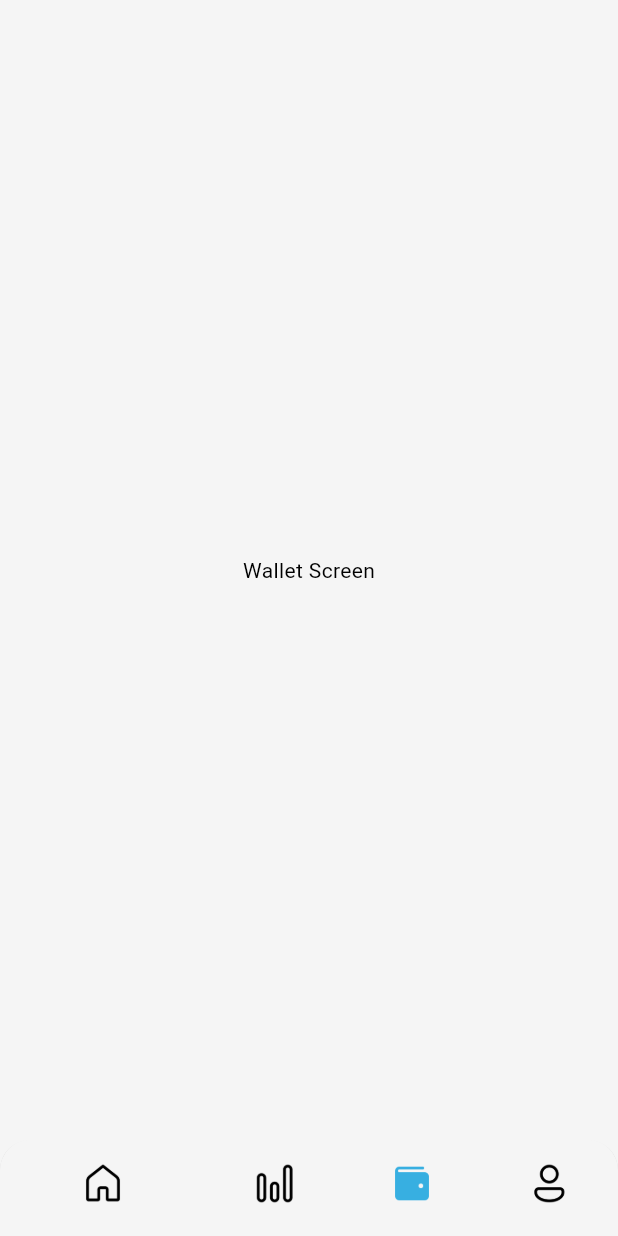
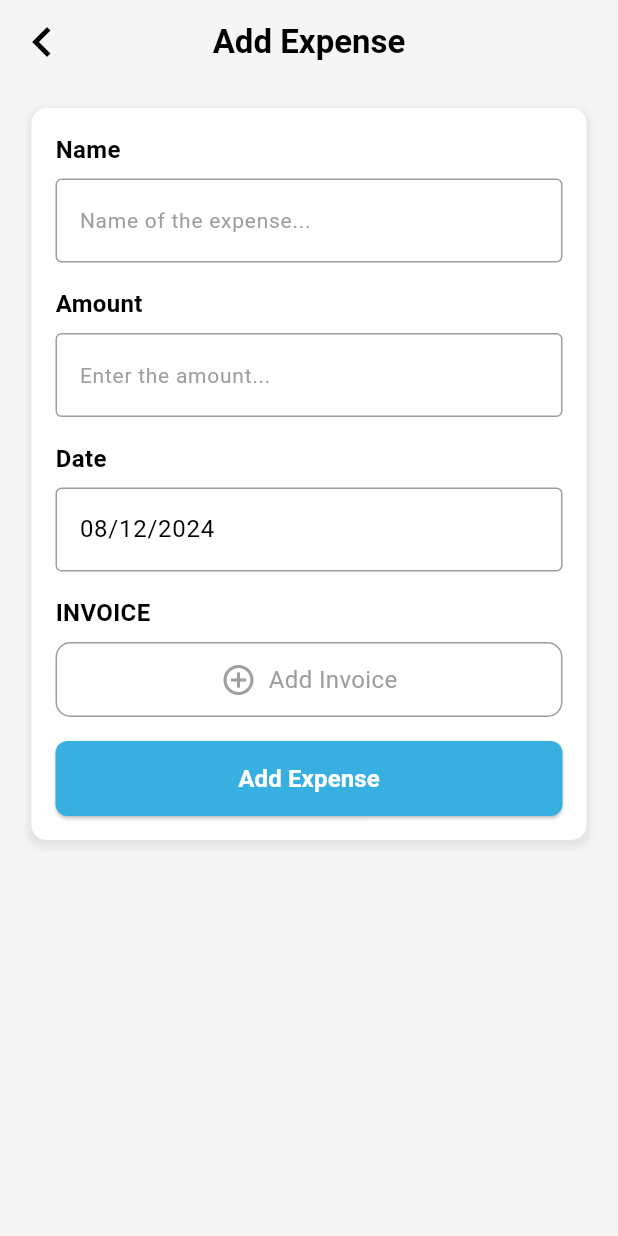
Before and after one commit to Udean777/Uang-Bijak-V2, a Flutter app: the screen it shows after launch, item 3 of the bottom bar chosen, on a phone screen of 412 x 824 dp. Run offline on Flutter 3.47's test engine with Material 3 defaults, Android fonts, the phone set to English and light mode, and no system bars; our stand-ins replace cached_network_image, fl_chart.

Commit message:
FEAT: Adding add expense screen

```diff
--- /dev/null
+++ b/lib/core/widgets/custom_button.dart
@@ -0,0 +1,43 @@
+import 'package:flutter/material.dart';
+
+class CustomButton extends StatelessWidget {
+  final String text;
+  final VoidCallback onPressed;
+  final double height;
+  final double width;
+  final double borderRadius;
+
+  const CustomButton({
+    super.key,
+    required this.text,
+    required this.onPressed,
+    this.height = 50.0,
+    this.width = double.infinity,
+    this.borderRadius = 8.0,
+  });
+
+  @override
+  Widget build(BuildContext context) {
+    return SizedBox(
+      height: height,
+      width: width,
+      child: ElevatedButton(
+        style: ElevatedButton.styleFrom(
+          backgroundColor: Theme.of(context).colorScheme.primary,
+          shape: RoundedRectangleBorder(
+            borderRadius: BorderRadius.circular(borderRadius),
+          ),
+        ),
+        onPressed: onPressed,
+        child: Text(
+          text,
+          style: const TextStyle(
+            fontSize: 16,
+            fontWeight: FontWeight.bold,
+            color: Colors.white, // Warna teks
+          ),
+        ),
+      ),
+    );
+  }
+}
--- /dev/null
+++ b/lib/core/widgets/custom_datetime_field.dart
@@ -0,0 +1,66 @@
+import 'package:flutter/material.dart';
+import 'package:intl/intl.dart';
+
+class CustomDateTimeField extends StatefulWidget {
+  final String labelText;
+
+  const CustomDateTimeField({
+    super.key,
+    required this.labelText,
+  });
+
+  @override
+  State<CustomDateTimeField> createState() => _CustomDateTimeFieldState();
+}
+
+class _CustomDateTimeFieldState extends State<CustomDateTimeField> {
+  DateTime selectedDate = DateTime.now();
+
+  Future<void> _selectDate(BuildContext context) async {
+    final DateTime? picked = await showDatePicker(
+      context: context,
+      initialDate: selectedDate,
+      firstDate: DateTime(2000),
+      lastDate: DateTime(2100),
+    );
+    if (picked != null && picked != selectedDate) {
+      setState(() {
+        selectedDate = picked;
+      });
+    }
+  }
+
+  @override
+  Widget build(BuildContext context) {
+    return Column(
+      crossAxisAlignment: CrossAxisAlignment.start,
+      children: [
+        Text(
+          widget.labelText,
+          style: const TextStyle(fontSize: 16, fontWeight: FontWeight.bold),
+        ),
+        const SizedBox(height: 8.0),
+        GestureDetector(
+          onTap: () => _selectDate(context),
+          child: AbsorbPointer(
+            child: TextField(
+              controller: TextEditingController(
+                text: DateFormat("dd/MM/yyyy").format(selectedDate),
+              ),
+              decoration: const InputDecoration(
+                border: OutlineInputBorder(
+                  borderSide: BorderSide(width: 2.0),
+                ),
+                hintStyle: TextStyle(
+                  fontSize: 14,
+                  color: Colors.grey,
+                ),
+              ),
+            ),
+          ),
+        ),
+        const SizedBox(height: 16.0),
+      ],
+    );
+  }
+}
--- /dev/null
+++ b/lib/core/widgets/custom_textfield.dart
@@ -0,0 +1,39 @@
+import 'package:flutter/material.dart';
+
+class CustomTextField extends StatelessWidget {
+  final String labelText;
+  final String hintText;
+
+  const CustomTextField({
+    super.key,
+    required this.labelText,
+    required this.hintText,
+  });
+
+  @override
+  Widget build(BuildContext context) {
+    return Column(
+      crossAxisAlignment: CrossAxisAlignment.start,
+      children: [
+        Text(
+          labelText,
+          style: const TextStyle(fontSize: 16, fontWeight: FontWeight.bold),
+        ),
+        const SizedBox(height: 8.0),
+        TextField(
+          decoration: InputDecoration(
+            border: const OutlineInputBorder(
+              borderSide: BorderSide(width: 2.0),
+            ),
+            hintText: hintText,
+            hintStyle: const TextStyle(
+              fontSize: 14,
+              color: Colors.grey,
+            ),
+          ),
+        ),
+        const SizedBox(height: 16.0),
+      ],
+    );
+  }
+}
--- /dev/null
+++ b/lib/presentation/add_expense/views/add_expense.dart
@@ -0,0 +1,91 @@
+import 'package:flutter/material.dart';
+import 'package:uang_bijak/core/widgets/custom_button.dart';
+import 'package:uang_bijak/core/widgets/custom_datetime_field.dart';
+import 'package:uang_bijak/core/widgets/custom_textfield.dart';
+import 'package:uang_bijak/presentation/add_expense/widgets/add_invoice.dart';
+
+class AddExpense extends StatelessWidget {
+  const AddExpense({super.key});
+
+  @override
+  Widget build(BuildContext context) {
+    return Scaffold(
+      appBar: AppBar(
+        leading: GestureDetector(
+          onTap: () {
+            Navigator.pop(context);
+          },
+          child: const Icon(
+            Icons.keyboard_arrow_left,
+            size: 40,
+          ),
+        ),
+        title: const Text(
+          "Add Expense",
+          style: TextStyle(
+            fontSize: 22,
+            fontWeight: FontWeight.bold,
+          ),
+        ),
+        centerTitle: true,
+      ),
+      body: GestureDetector(
+        behavior: HitTestBehavior.opaque,
+        onTap: () {
+          FocusScope.of(context).unfocus();
+        },
+        child: SingleChildScrollView(
+          child: Padding(
+            padding: const EdgeInsets.all(16.0),
+            child: Center(
+              child: Container(
+                width: 370,
+                decoration: BoxDecoration(
+                  borderRadius: BorderRadius.circular(10),
+                  boxShadow: [
+                    BoxShadow(
+                      blurRadius: 3,
+                      spreadRadius: 2,
+                      color: Colors.grey.withOpacity(0.2),
+                      offset: const Offset(0, 3),
+                    ),
+                  ],
+                  color: Colors.white,
+                ),
+                child: Padding(
+                  padding: const EdgeInsets.all(16.0),
+                  child: Column(
+                    crossAxisAlignment: CrossAxisAlignment.start,
+                    children: [
+                      const CustomTextField(
+                        labelText: "Name",
+                        hintText: "Name of the expense...",
+                      ),
+                      const CustomTextField(
+                        labelText: "Amount",
+                        hintText: "Enter the amount...",
+                      ),
+                      const CustomDateTimeField(
+                        labelText: "Date",
+                      ),
+                      AddInvoiceButton(
+                        onTap: () {},
+                      ),
+                      const SizedBox(
+                        height: 16.0,
+                      ),
+                      CustomButton(
+                        text: "Add Expense",
+                        onPressed: () {},
+                      ),
+                    ],
+                  ),
+                ),
+              ),
+            ),
+          ),
+        ),
+      ),
+    );
+  }
+}
--- /dev/null
+++ b/lib/presentation/add_expense/widgets/add_invoice.dart
@@ -0,0 +1,56 @@
+import 'package:flutter/material.dart';
+
+class AddInvoiceButton extends StatelessWidget {
+  final VoidCallback onTap;
+
+  const AddInvoiceButton({super.key, required this.onTap});
+
+  @override
+  Widget build(BuildContext context) {
+    return Column(
+      crossAxisAlignment: CrossAxisAlignment.start,
+      children: [
+        const Text(
+          "INVOICE",
+          style: TextStyle(
+            fontSize: 16,
+            fontWeight: FontWeight.bold,
+            color: Colors.black,
+          ),
+        ),
+        const SizedBox(height: 8.0),
+        GestureDetector(
+          onTap: onTap,
+          child: Container(
+            height: 50,
+            decoration: BoxDecoration(
+              border: Border.all(
+                color: Colors.grey, // Warna garis putus-putus
+                width: 1.0,
+                style: BorderStyle.solid,
+              ),
+              borderRadius: BorderRadius.circular(10),
+            ),
+            child: const Row(
+              mainAxisAlignment: MainAxisAlignment.center,
+              children: [
+                Icon(
+                  Icons.add_circle_outline,
+                  color: Colors.grey,
+                ),
+                SizedBox(width: 8.0),
+                Text(
+                  "Add Invoice",
+                  style: TextStyle(
+                    fontSize: 16,
+                    color: Colors.grey,
+                  ),
+                ),
+              ],
+            ),
+          ),
+        ),
+      ],
+    );
+  }
+}
--- a/lib/presentation/home/widgets/transaction_item.dart
+++ b/lib/presentation/home/widgets/transaction_item.dart
@@ -1,4 +1,3 @@
-import 'package:flutter/cupertino.dart';
 import 'package:flutter/material.dart';
 
 class TransactionItem extends StatelessWidget {
--- a/lib/presentation/main_screen.dart
+++ b/lib/presentation/main_screen.dart
@@ -1,4 +1,5 @@
 import 'package:flutter/material.dart';
+import 'package:uang_bijak/presentation/add_expense/views/add_expense.dart';
 import 'package:uang_bijak/presentation/home/views/home_screen.dart';
 import 'package:uang_bijak/presentation/profile/views/profile_screen.dart';
 import 'package:uang_bijak/presentation/statistic/views/statistic_screen.dart';
@@ -14,11 +15,12 @@ class MainScreen extends StatefulWidget {
 class _MainScreenState extends State<MainScreen> {
   int selectedIndex = 0;
 
-  final pages = const [
-    HomeScreen(),
-    StatisticScreen(),
-    WalletScreen(),
-    ProfileScreen()
+  final pages = [
+    const HomeScreen(),
+    const StatisticScreen(),
+    Container(),
+    const WalletScreen(),
+    const ProfileScreen()
   ];
 
   @override
@@ -65,13 +67,39 @@ class _MainScreenState extends State<MainScreen> {
               label: 'Statistic',
             ),
             BottomNavigationBarItem(
+              icon: GestureDetector(
+                onTap: () {
+                  Navigator.of(context).push(
+                    MaterialPageRoute(
+                      builder: (context) => const AddExpense(),
+                    ),
+                  );
+                },
+                child: Container(
+                  decoration: BoxDecoration(
+                    border: Border.all(
+                      width: 2,
+                    ),
+                    borderRadius: const BorderRadius.all(
+                      Radius.circular(5),
+                    ),
+                  ),
+                  child: const Icon(
+                    Icons.add,
+                    color: Colors.black,
+                  ),
+                ),
+              ),
+              label: 'Wallet',
+            ),
+            BottomNavigationBarItem(
               icon: Image.asset(
-                selectedIndex == 2
+                selectedIndex == 3
                     ? "assets/icons/wallet_filled.png"
                     : "assets/icons/wallet_outlined.png",
                 width: 30,
                 height: 30,
-                color: selectedIndex == 2
+                color: selectedIndex == 3
                     ? Theme.of(context).colorScheme.primary
                     : null,
               ),
@@ -79,12 +107,12 @@ class _MainScreenState extends State<MainScreen> {
             ),
             BottomNavigationBarItem(
               icon: Image.asset(
-                selectedIndex == 3
+                selectedIndex == 4
                     ? "assets/icons/profile_filled.png"
                     : "assets/icons/profile_outlined.png",
                 width: 30,
                 height: 30,
-                color: selectedIndex == 3
+                color: selectedIndex == 4
                     ? Theme.of(context).colorScheme.primary
                     : null,
               ),
--- a/lib/presentation/profile/views/profile_screen.dart
+++ b/lib/presentation/profile/views/profile_screen.dart
@@ -1,3 +1,4 @@
+import 'package:cached_network_image/cached_network_image.dart';
 import 'package:flutter/cupertino.dart';
 import 'package:flutter/material.dart';
 import 'package:uang_bijak/presentation/profile/widgets/row_menu.dart';
@@ -38,8 +39,8 @@ class ProfileScreen extends StatelessWidget {
               child: Column(
                 children: [
                   const Image(
-                    image: NetworkImage(
-                      "https://avatar.iran.liara.run/public/boy",
+                    image: CachedNetworkImageProvider(
+                      "https://avatar.iran.liara.run/public/31",
                     ),
                     width: 120,
                     height: 120,
--- a/lib/presentation/wallet/views/wallet_screen.dart
+++ b/lib/presentation/wallet/views/wallet_screen.dart
@@ -1,4 +1,3 @@
-import 'package:flutter/cupertino.dart';
 import 'package:flutter/material.dart';
 
 class WalletScreen extends StatelessWidget {
--- a/pubspec.yaml
+++ b/pubspec.yaml
@@ -36,6 +36,8 @@ dependencies:
   cupertino_icons: ^1.0.8
   font_awesome_flutter: ^10.8.0
   fl_chart: ^0.69.2
+  intl: ^0.20.1
+  cached_network_image: ^3.4.1
 
 dev_dependencies:
   flutter_test:
```
Also changed, not shown: pubspec.lock, 10 other files.
